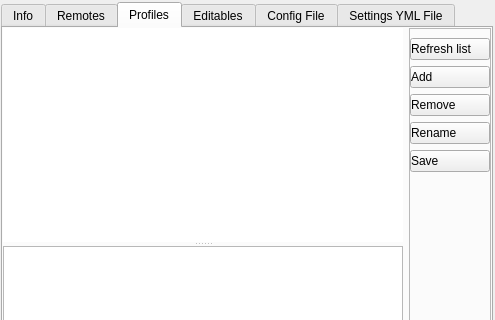
This is src/conan_explorer/ui/views/conan_conf/conan_conf.ui in goszpeti/conan_explorer as Qt 5 draws it before an edit; both pictures show x 0 to 495 and y 0 to 320 of the 495 by 464 pixel window. The edited form follows.
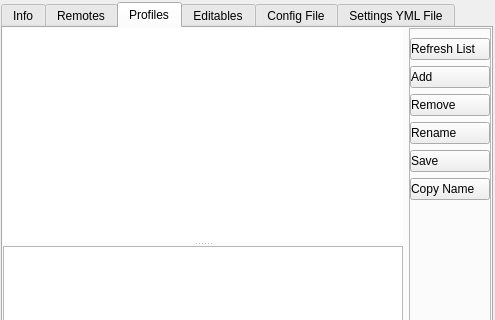
This is the edited form. The open tabs and pages were chosen to show the change. Custom widgets are drawn as their Qt base class.

The edit to the form file:
```diff
--- a/src/conan_explorer/ui/views/conan_conf/conan_conf.ui
+++ b/src/conan_explorer/ui/views/conan_conf/conan_conf.ui
@@ -13,6 +13,9 @@
   <property name="windowTitle">
    <string>Form</string>
   </property>
+  <property name="styleSheet">
+   <string notr="true"/>
+  </property>
   <layout class="QVBoxLayout" name="verticalLayout">
    <property name="leftMargin">
     <number>1</number>
@@ -509,7 +512,7 @@
             <item>
              <widget class="QPushButton" name="profile_refresh_button">
               <property name="text">
-               <string>Refresh list</string>
+               <string>Refresh List</string>
               </property>
              </widget>
             </item>
@@ -541,6 +544,13 @@
               </property>
              </widget>
             </item>
+            <item>
+             <widget class="QPushButton" name="profiles_copy_name_button">
+              <property name="text">
+               <string>Copy Name</string>
+              </property>
+             </widget>
+            </item>
             <item>
              <spacer name="profiles_btns_spacer">
               <property name="orientation">
```
Left out of the diff: 68 changed lines with no effect on the pictures.
